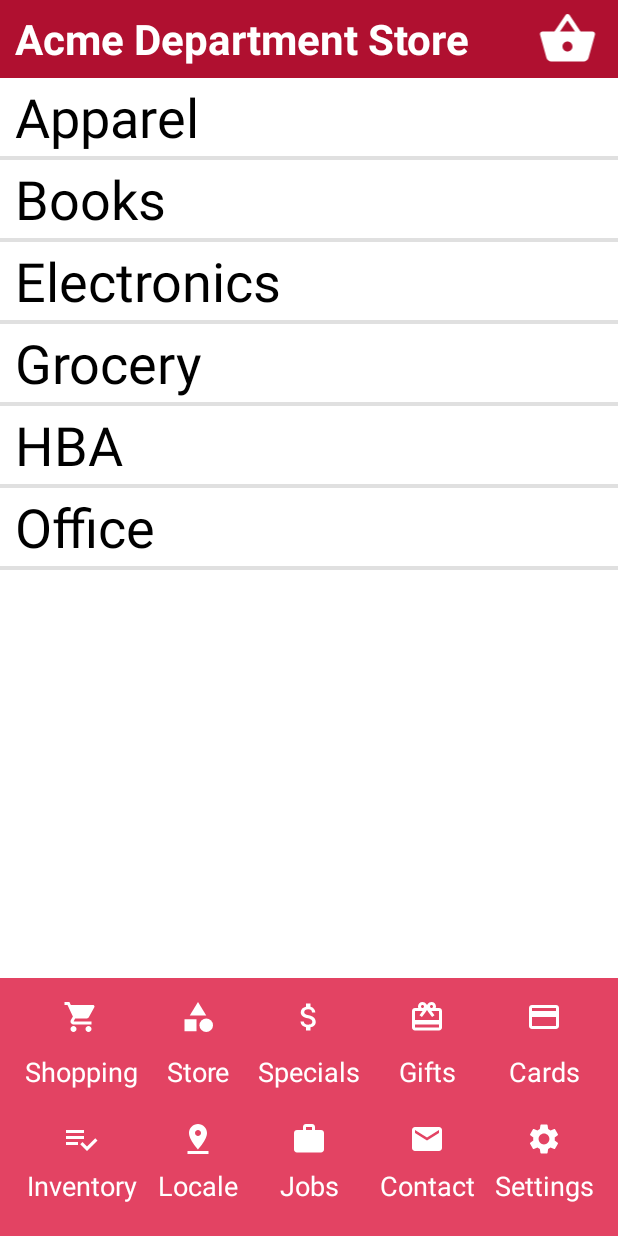
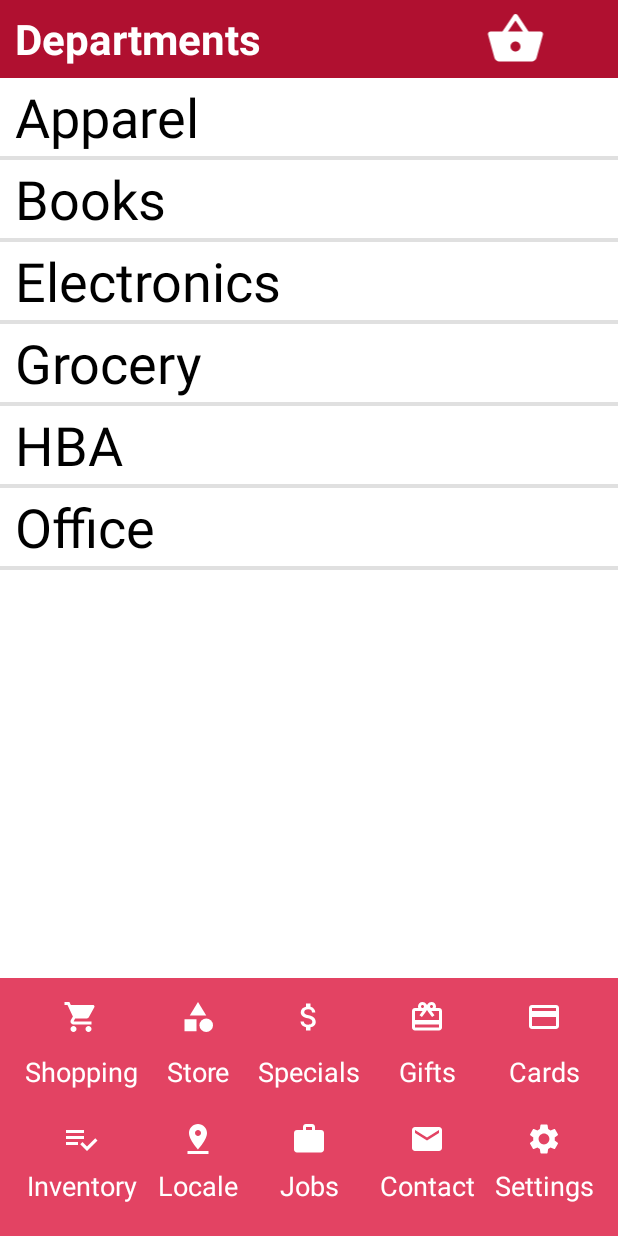
Before and after one commit to forrest-james/ads-app, an Android app: the screen it shows after launch (MainActivity), after a tap on "Store", on a phone screen of 412 x 824 dp. Run offline under Robolectric (Android 15) with nearby library versions, the phone set to English and light mode, and no system bars; 1 other tap on this screen came first.

Commit message:
Added link from Main Menu to Departments

```diff
--- a/AcmeDepartmentStore/app/src/main/java/com/ads/app/DepartmentsFragment.java
+++ b/AcmeDepartmentStore/app/src/main/java/com/ads/app/DepartmentsFragment.java
@@ -40,7 +40,7 @@ public class DepartmentsFragment extends Fragment {
 
     @Override
     public void onViewCreated(View view, Bundle savedInstanceState) {
-        final ListView listView = (ListView)getView().findViewById(R.id.department_listview);
+        final ListView listView = view.findViewById(R.id.department_listview);
         final List<String> departmentsList = DataManager.getInstance().DepartmentNames();
         final ArrayAdapter adapter = new ArrayAdapter(getActivity(), R.layout.department_list, R.id.department_label, departmentsList);
         listView.setAdapter(adapter);
--- a/AcmeDepartmentStore/app/src/main/java/com/ads/app/MainActivity.java
+++ b/AcmeDepartmentStore/app/src/main/java/com/ads/app/MainActivity.java
@@ -5,10 +5,12 @@ import androidx.appcompat.app.AppCompatActivity;
 import androidx.fragment.app.Fragment;
 import android.os.Bundle;
 import android.view.View;
+import android.widget.TextView;
 
 public class MainActivity extends AppCompatActivity {
 
     private MainMenuFragment menuFragment;
+    private TextView _pageTitle;
 
     @Override
     protected void onCreate(Bundle savedInstanceState) {
@@ -18,6 +20,8 @@ public class MainActivity extends AppCompatActivity {
         DataManager.getInstance();
 
         setContentView(R.layout.activity_main);
+        _pageTitle = (TextView)findViewById(R.id.pageTitle);
+        _pageTitle.setText(getString(R.string.app_name));
         addFragment(R.id.page_container, new MainMenuFragment(), MainMenuFragment.FRAGMENT_TAG);
     }
 
@@ -27,6 +31,7 @@ public class MainActivity extends AppCompatActivity {
     }
 
     public void navigateToDepartments(View view) {
+        _pageTitle.setText("Departments");
         replaceFragment(R.id.page_container, new DepartmentsFragment(), DepartmentsFragment.FRAGMENT_TAG, null);
     }
 
--- a/AcmeDepartmentStore/app/src/main/java/com/ads/app/MainMenuFragment.java
+++ b/AcmeDepartmentStore/app/src/main/java/com/ads/app/MainMenuFragment.java
@@ -4,9 +4,11 @@ import android.os.Bundle;
 
 import androidx.fragment.app.Fragment;
 
+import android.text.Layout;
 import android.view.LayoutInflater;
 import android.view.View;
 import android.view.ViewGroup;
+import android.widget.TextView;
 
 public class MainMenuFragment extends Fragment {
 
@@ -29,7 +31,17 @@ public class MainMenuFragment extends Fragment {
     @Override
     public View onCreateView(LayoutInflater inflater, ViewGroup container,
                              Bundle savedInstanceState) {
+
         // Inflate the layout for this fragment
-        return inflater.inflate(R.layout.fragment_menu, container, false);
+        View view = inflater.inflate(R.layout.fragment_menu, container, false);
+        View departmentButton = view.findViewById(R.id.departments_menu_nav);
+        departmentButton.setOnClickListener(new View.OnClickListener() {
+            @Override
+            public void onClick(View v) {
+                MainActivity activity = (MainActivity)getActivity();
+                activity.navigateToDepartments(v);
+            }
+        });
+        return view;
     }
 }
```
